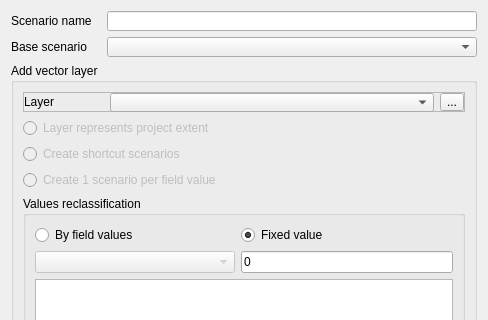
The window that ui/scenario_dialog.ui (MathieuChailloux/MitiConnect) describes before a commit, drawn with Qt 5; both pictures show x 0 to 488 and y 0 to 320 of the 488 by 573 pixel window.
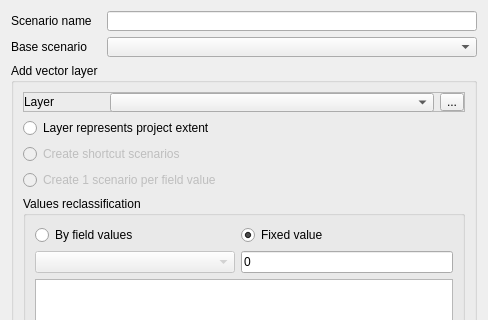
The same window after the commit. Custom widgets are drawn as their Qt base class.

```diff
--- a/ui/scenario_dialog.ui
+++ b/ui/scenario_dialog.ui
@@ -171,7 +171,7 @@
       <item row="1" column="0">
        <widget class="QRadioButton" name="scShort_2">
         <property name="enabled">
-         <bool>false</bool>
+         <bool>true</bool>
         </property>
         <property name="minimumSize">
          <size>
```
Left out of the diff: 2 changed lines with no effect on the pictures.
